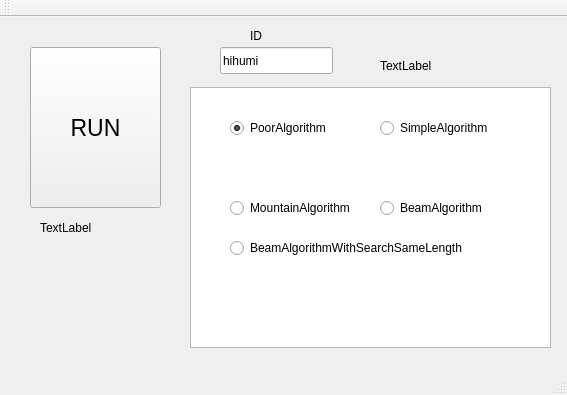
Before: the Qt Designer form Slave/mainwindow.ui in tnct-spc/procon2017-comp, drawn with Qt 5.
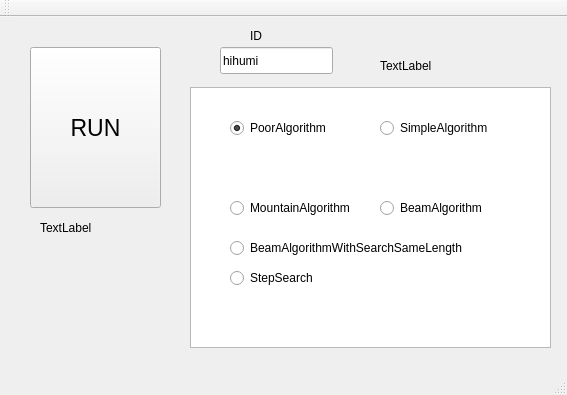
After: the same form once the commit is applied.

```diff
--- a/Slave/mainwindow.ui
+++ b/Slave/mainwindow.ui
@@ -162,6 +162,19 @@
      <string>BeamAlgorithmWithSearchSameLength</string>
     </property>
    </widget>
+   <widget class="QRadioButton" name="algo5">
+    <property name="geometry">
+     <rect>
+      <x>230</x>
+      <y>250</y>
+      <width>281</width>
+      <height>22</height>
+     </rect>
+    </property>
+    <property name="text">
+     <string>StepSearch</string>
+    </property>
+   </widget>
   </widget>
   <widget class="QMenuBar" name="menuBar">
    <property name="geometry">
```
Left out of the diff: 2 changed lines with no effect on the pictures.
